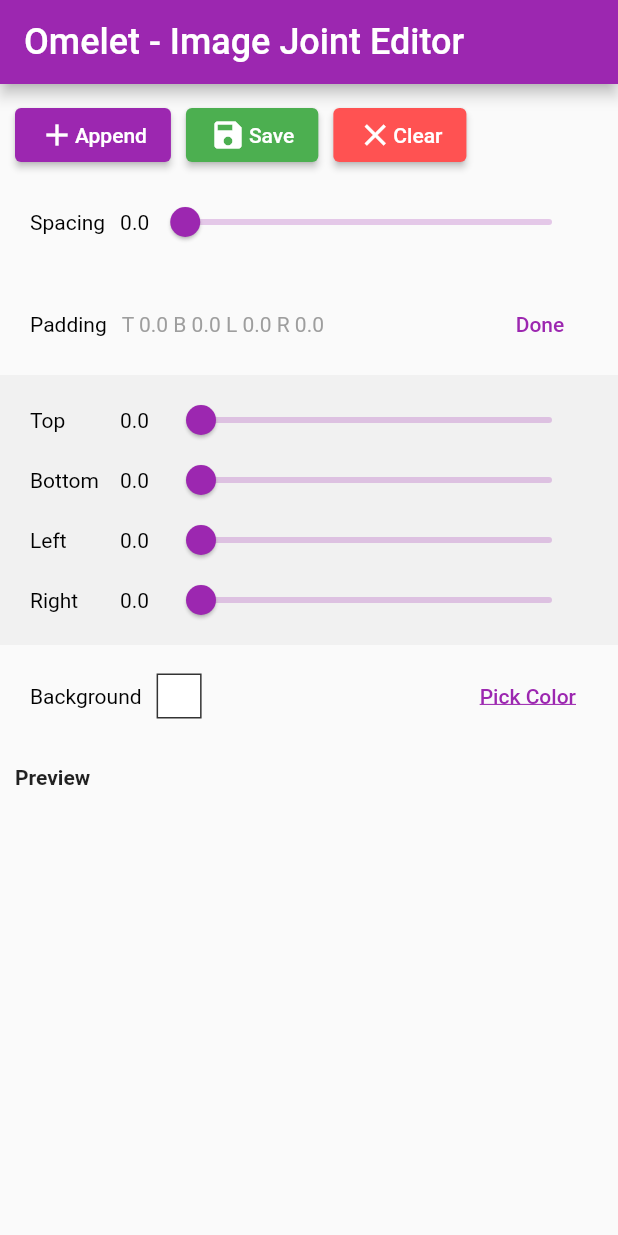
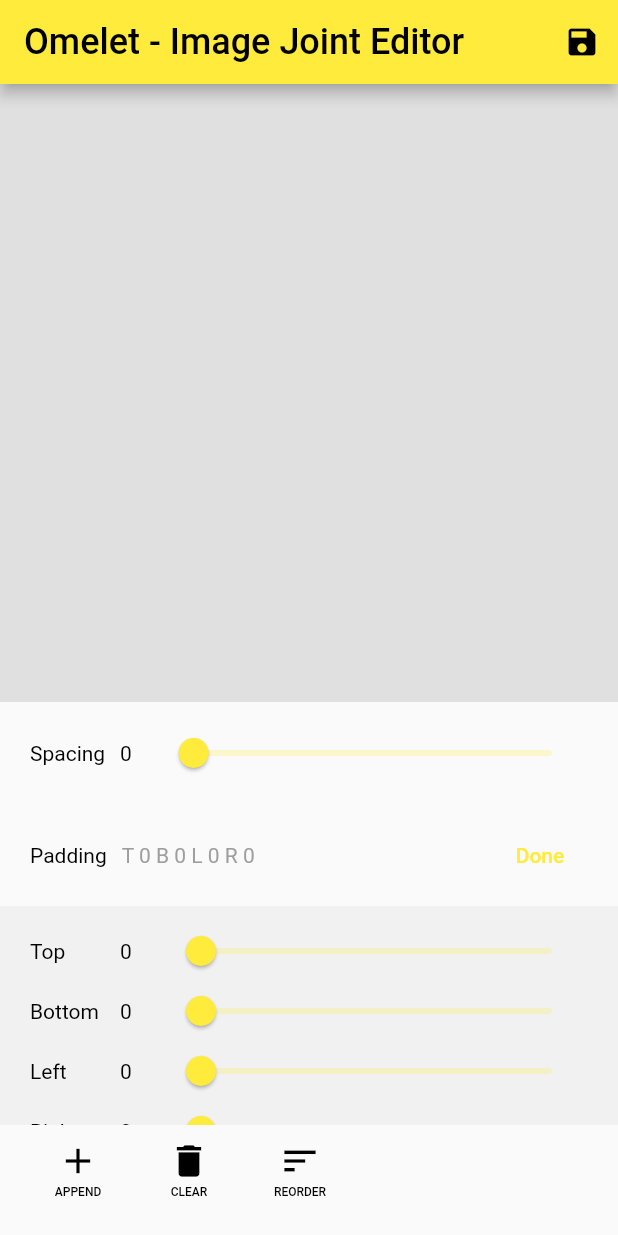
Before and after one commit to oloshe/omelet-flutter, a Flutter app: the screen it shows after launch, after a tap on "Edit", on a phone screen of 412 x 824 dp. Run offline on Flutter 3.47's test engine with Material 2 defaults, Android fonts, the light colour scheme and no system bars; our stand-ins replace flutter_colorpicker, google_fonts, image_gallery_saver, image_picker, permission_handler; missing offline and left inert: flutter_reorderable_grid_view; Roboto replaces fonts that are missing (Ma Shan Zheng).

Commit message:
ui refactor & reorder page

```diff
--- a/lib/common/r.dart
+++ b/lib/common/r.dart
@@ -3,9 +3,11 @@
 /// 方便设置文字颜色和大小
 /// Text("字符串", style: R.sc(20, Colors.white));
 /// Text("字符串", style: R.sc(20, Colors.white) | TextStyle(height: 2);
-class R {
-  R._();
+class Ts {
+  Ts._();
 
+  static const TextStyle s8 = TextStyle(fontSize: 8);
+  static const TextStyle s9 = TextStyle(fontSize: 9);
   static const TextStyle s10 = TextStyle(fontSize: 10);
   static const TextStyle s11 = TextStyle(fontSize: 11);
   static const TextStyle s12 = TextStyle(fontSize: 12);
@@ -82,7 +84,7 @@
 
 extension TextStyleExt on TextStyle {
   /// 方便合并 TextStyle
-  /// [R.s26] | [R.white]
+  /// [Ts.s26] | [Ts.white]
   /// 等价于
   /// TextStyle(fontSize: 26.rpx).merge(TextStyle(color: Colors.white))
   TextStyle operator |(TextStyle style) => merge(style);
--- a/lib/main.dart
+++ b/lib/main.dart
@@ -23,7 +23,7 @@
     return MaterialApp(
       title: 'Flutter Demo',
       theme: ThemeData(
-        primarySwatch: Colors.purple,
+        primarySwatch: Colors.yellow,
       ),
       debugShowCheckedModeBanner: false,
       home: ScreenAdaptor(
--- a/lib/pages/image_joint/image_editor_painter.dart
+++ b/lib/pages/image_joint/image_editor_painter.dart
@@ -3,6 +3,7 @@
 import 'dart:ui' as ui;
 
 import 'package:flutter/material.dart';
+import 'package:image_picker/image_picker.dart';
 
 class ImageEditorPainter extends CustomPainter {
   ImageEditorPainterController controller;
@@ -22,13 +23,13 @@
 
   @override
   bool shouldRepaint(covariant CustomPainter oldDelegate) {
-    return controller.images.length !=
-        (oldDelegate as ImageEditorPainter).controller.images.length;
+    return controller.items.length !=
+        (oldDelegate as ImageEditorPainter).controller.items.length;
   }
 }
 
 class ImageEditorPainterController with ChangeNotifier {
-  List<ui.Image> images = [];
+  List<JointItem> items = [];
 
   /// 是否是水平
   bool isHorizontal = false;
@@ -47,12 +48,12 @@
 
   /// 宽度
   double getWidth() {
-    if (images.isEmpty) {
+    if (items.isEmpty) {
       return 0;
     }
     if (isHorizontal) {
       final dh = getHeight();
-      final totalWidth = images.map((e) {
+      final totalWidth = items.map((e) {
         final scale = e.height / dh;
         return e.width / scale;
       }).reduce((a, b) => a + b);
@@ -64,14 +65,14 @@
 
   /// 高度
   double getHeight() {
-    if (images.isEmpty) {
+    if (items.isEmpty) {
       return 0;
     }
     if (isHorizontal) {
       return _maxImgHeight;
     } else {
       final dw = getWidth() - padding.left - padding.right;
-      final totalHeight = images.map((e) {
+      final totalHeight = items.map((e) {
         final scale = e.width / dw;
         return e.height / scale;
       }).reduce((a, b) => a + b);
@@ -80,23 +81,29 @@
   }
 
   /// 总共的间隙
-  double get totalSpacing => spacing * (images.length - 1);
+  double get totalSpacing => spacing * (items.length - 1);
 
   _updateMaxImgSize() {
-    _maxImgWidth = images.map((e) => e.width).reduce(max).toDouble();
-    _maxImgHeight = images.map((e) => e.height).reduce(max).toDouble();
+    _maxImgWidth = items.map((e) => e.width).reduce(max).toDouble();
+    _maxImgHeight = items.map((e) => e.height).reduce(max).toDouble();
   }
 
   /// 添加一张图片
-  appendImage(ui.Image img) {
-    images.add(img);
+  void appendImage() async {
+    final picker = ImagePicker();
+    final ret = await picker.pickMultiImage();
+    for (var file in ret) {
+      final bytes = await file.readAsBytes();
+      final img = await ImageEditorPainter.loadImage(bytes);
+      items.add(JointItem.image(img, bytes, UniqueKey()));
+    }
     _updateMaxImgSize();
     notifyListeners();
   }
 
   /// 清除所有
   clear() {
-    images.clear();
+    items.clear();
     _updateMaxImgSize();
     notifyListeners();
   }
@@ -134,19 +141,19 @@
   }
 
   void paint(Canvas canvas, Size size) {
-    if (images.isEmpty) {
+    if (items.isEmpty) {
       return;
     }
-    double maxWidth = images.map((e) => e.width).reduce(max).toDouble();
-    double maxHeight = images.map((e) => e.height).reduce(max).toDouble();
+    double maxWidth = items.map((e) => e.width).reduce(max).toDouble();
+    double maxHeight = items.map((e) => e.height).reduce(max).toDouble();
     double currTop = padding.top;
     double currLeft = padding.left;
     final bgPaint = Paint()..color = bgColor;
     final bgRect = Rect.fromLTWH(0, 0, getWidth(), getHeight());
     canvas.drawRect(bgRect, bgPaint);
-    for (var img in images) {
-      final w = img.width.toDouble();
-      final h = img.height.toDouble();
+    for (var item in items) {
+      final w = item.width.toDouble();
+      final h = item.height.toDouble();
       final Rect src = Rect.fromLTWH(0, 0, w, h);
       late final Rect dest;
       if (isHorizontal) {
@@ -160,7 +167,7 @@
         dest = Rect.fromLTWH(currLeft, currTop, maxWidth, dh);
         currTop += dh + spacing;
       }
-      canvas.drawImageRect(img, src, dest, Paint());
+      item.drawImageRect(canvas, src, dest, Paint());
     }
   }
 
@@ -176,4 +183,53 @@
     final pngBytes = await img.toByteData(format: ui.ImageByteFormat.png);
     return Uint8List.view(pngBytes!.buffer);
   }
+
+  void applyReorder(List<JointItem> newList) {
+    assert(items.length == newList.length);
+    items = newList;
+    notifyListeners();
+  }
 }
+
+enum JointType {
+  image,
+}
+
+class JointItem {
+  final JointType type;
+  // image
+  final ui.Image? image;
+  final Uint8List? imageData;
+
+  final Key key;
+  const JointItem.image(ui.Image img, Uint8List data, this.key)
+      : image = img,
+        imageData = data,
+        type = JointType.image;
+
+  int get height {
+    switch(type) {
+      case JointType.image: {
+        return image!.height;
+      }
+    }
+  }
+  int get width {
+    switch(type) {
+      case JointType.image: {
+        return image!.width;
+      }
+    }
+  }
+
+  void drawImageRect(Canvas canvas, Rect src, Rect dest, Paint paint) {
+    if (image != null) {
+      canvas.drawImageRect(image!, src, dest, paint);
+    }
+  }
+
+  @override
+  String toString() {
+    return 'JoinItem($type)';
+  }
+}
--- a/lib/pages/image_joint/image_joint_page.dart
+++ b/lib/pages/image_joint/image_joint_page.dart
@@ -6,17 +6,23 @@
 import 'package:image_gallery_saver/image_gallery_saver.dart';
 import 'package:image_picker/image_picker.dart';
 import 'package:omelet/common/index.dart';
+import 'package:omelet/pages/image_joint/image_reorder_page.dart';
 import 'package:omelet/widgets/cell.dart';
 import 'package:permission_handler/permission_handler.dart';
 import 'package:provider/provider.dart';
 
-class ImageJointPage extends StatelessWidget {
+class ImageJointPage extends StatefulWidget {
   const ImageJointPage({Key? key}) : super(key: key);
 
   @override
-  Widget build(BuildContext context) {
+  State<ImageJointPage> createState() => _ImageJointPageState();
+}
+
+class _ImageJointPageState extends State<ImageJointPage> {
   ImageEditorPainterController controller = ImageEditorPainterController();
   ImageJointPageController state = ImageJointPageController();
+  @override
+  Widget build(BuildContext context) {
     return Scaffold(
       appBar: AppBar(
         title: Text(
@@ -27,82 +33,74 @@
             ),
           ),
         ),
+        actions: [
+          IconButton(
+            onPressed: save,
+            icon: const Icon(Icons.save),
           ),
-      body: MultiProvider(
+        ],
+      ),
+      body: Theme(
+        data: Theme.of(context).copyWith(
+          primaryColor: Colors.blue,
+          secondaryHeaderColor: Colors.blue,
+        ),
+        child: MultiProvider(
           providers: [
             ChangeNotifierProvider.value(value: controller),
             ChangeNotifierProvider.value(value: state),
           ],
           builder: (context, child) {
-          return SingleChildScrollView(
-            child: SizedBox(
+            final viewerHeight = ScreenAdaptor.screenHeight / 2;
+            return SizedBox(
               width: double.infinity,
               child: Column(
                 children: <Widget>[
-                  Padding(
-                    padding: const EdgeInsets.only(
-                      top: 10,
-                      left: 10,
-                      right: 10,
-                    ),
-                    child: Row(
-                      children: [
-                        ElevatedButton(
-                          onPressed: () async {
-                            final picker = ImagePicker();
-                            final ret = await picker.pickMultiImage();
-                            for (var file in ret) {
-                              final list = await file.readAsBytes();
-                              final img =
-                                  await ImageEditorPainter.loadImage(list);
-                              controller.appendImage(img);
-                            }
+                  InteractiveViewer(
+                    panEnabled: false,
+                    child: SizedBox(
+                      height: viewerHeight,
+                      width: double.infinity,
+                      child: ColoredBox(
+                        color: Colors.grey.shade300,
+                        child: Center(
+                          child:
+                              Selector<ImageEditorPainterController, ui.Size>(
+                            selector: (_, controller) {
+                              return ui.Size(controller.getWidth(),
+                                  controller.getHeight());
                             },
-                          child: Row(
-                            children: const [
-                              Icon(Icons.add),
-                              Text("Append"),
-                            ],
+                            builder: (context, value, child) {
+                              final isHorizontal = value.width > value.height;
+                              final scaleW =
+                                  ScreenAdaptor.screenWidth / value.width;
+                              final scaleH = value.width == 0
+                                  ? 1.0
+                                  : viewerHeight / value.height;
+                              final scale = value.width == 0
+                                  ? 1.0
+                                  : (isHorizontal ? scaleW : scaleH);
+                              return Transform.scale(
+                                scale: scale,
+                                origin: Offset.zero,
+                                alignment: Alignment.topLeft,
+                                child: CustomPaint(
+                                  size: value * scale,
+                                  painter: ImageEditorPainter(
+                                    controller: controller,
                                   ),
                                 ),
-                        const SizedBox(width: 10),
-                        ElevatedButton(
-                          onPressed: () async {
-                            var status = await Permission.storage.status;
-                            if (!status.isGranted) {
-                              await Permission.storage.request();
-                            }
-                            final img = await controller.export();
-                            await ImageGallerySaver.saveImage(img);
+                              );
                             },
-                          style: const ButtonStyle(
-                            backgroundColor:
-                                MaterialStatePropertyAll(Colors.green),
-                          ),
-                          child: Row(
-                            children: const [
-                              Icon(Icons.save),
-                              SizedBox(width: 2),
-                              Text("Save"),
-                            ],
                           ),
                         ),
-                        const SizedBox(width: 10),
-                        ElevatedButton(
-                          onPressed: () {
-                            controller.clear();
-                          },
-                          style: const ButtonStyle(
-                            backgroundColor:
-                                MaterialStatePropertyAll(Colors.redAccent),
-                          ),
-                          child: Row(
-                            children: const [Icon(Icons.clear), Text("Clear")],
                       ),
                     ),
-                      ],
                   ),
-                  ),
+                  Expanded(
+                    child: SingleChildScrollView(
+                      child: Column(
+                        children: [
                           Selector<ImageEditorPainterController, double>(
                             selector: (context, val) => val.spacing,
                             builder: (context, val, child) {
@@ -110,12 +108,15 @@
                                 leading: const Text("Spacing"),
                                 title: Row(
                                   children: [
-                            Text(val.toStringAsFixed(1)),
+                                    SizedBox(
+                                      width: 25,
+                                      child: Text(val.toInt().toString()),
+                                    ),
                                     Expanded(
                                       child: Slider(
                                         value: val,
                                         min: 0,
-                                max: 50,
+                                        max: 200,
                                         onChanged: (val) {
                                           controller.setSpacing(val);
                                         },
@@ -132,16 +133,18 @@
                               return Cell(
                                 leading: const Text('Padding'),
                                 title: Text(
-                          'T ${val.top.toStringAsFixed(1)} '
-                          'B ${val.bottom.toStringAsFixed(1)} '
-                          'L ${val.left.toStringAsFixed(1)} '
-                          'R ${val.right.toStringAsFixed(1)}',
+                                  'T ${val.top.toInt().toString()} '
+                                  'B ${val.bottom.toInt().toString()} '
+                                  'L ${val.left.toInt().toString()} '
+                                  'R ${val.right.toInt().toString()}',
                                   style: const TextStyle(
                                     color: Colors.grey,
                                   ),
                                 ),
-                        trailing: Selector<ImageJointPageController, bool>(
-                            selector: (_, val) => val.paddingEditing,
+                                trailing:
+                                    Selector<ImageJointPageController, bool>(
+                                        selector: (_, val) =>
+                                            val.paddingEditing,
                                         builder: (context, show, child) {
                                           if (show) {
                                             return TextButton(
@@ -171,24 +174,29 @@
                               return ColoredBox(
                                 color: const Color(0xfff1f1f1),
                                 child: Padding(
-                          padding: EdgeInsets.symmetric(vertical: 10),
-                          child: Selector<ImageEditorPainterController, EdgeInsets>(
+                                  padding:
+                                      const EdgeInsets.symmetric(vertical: 10),
+                                  child: Selector<ImageEditorPainterController,
+                                      EdgeInsets>(
                                     selector: (_, val) => val.padding,
                                     builder: (context, pad, child) {
                                       return Column(
                                         children: [
                                           _padCell('Top', pad.top, (val) {
-                                    controller.setPadding(pad.copyWith(top: val));
+                                            controller.setPadding(
+                                                pad.copyWith(top: val));
                                           }),
                                           _padCell('Bottom', pad.bottom, (val) {
-                                    controller
-                                        .setPadding(pad.copyWith(bottom: val));
+                                            controller.setPadding(
+                                                pad.copyWith(bottom: val));
                                           }),
                                           _padCell('Left', pad.left, (val) {
-                                    controller.setPadding(pad.copyWith(left: val));
+                                            controller.setPadding(
+                                                pad.copyWith(left: val));
                                           }),
                                           _padCell('Right', pad.right, (val) {
-                                    controller.setPadding(pad.copyWith(right: val));
+                                            controller.setPadding(
+                                                pad.copyWith(right: val));
                                           }),
                                         ],
                                       );
@@ -201,11 +209,12 @@
                           Cell(
                             leading: const Text(
                               "Background",
-                      style: R.s14,
+                              style: Ts.s14,
                             ),
                             title: Align(
                               alignment: Alignment.centerLeft,
-                      child: Selector<ImageEditorPainterController, Color>(
+                              child:
+                                  Selector<ImageEditorPainterController, Color>(
                                 selector: (_, val) => val.bgColor,
                                 builder: (_, color, child) => DecoratedBox(
                                   decoration: BoxDecoration(
@@ -222,6 +231,69 @@
                             ),
                             trailing: TextButton(
                               onPressed: () {
+                                pickColor(context, controller);
+                              },
+                              child: const Text(
+                                'Pick Color',
+                                style: TextStyle(
+                                  decoration: TextDecoration.underline,
+                                ),
+                              ),
+                            ),
+                          ),
+                        ],
+                      ),
+                    ),
+                  ),
+                  Padding(
+                    padding: const EdgeInsets.only(
+                      left: 20,
+                      right: 20,
+                      bottom: 15,
+                    ),
+                    child: SafeArea(
+                      bottom: true,
+                      child: Row(
+                        children: [
+                          _BottomBtn(
+                            backgroundColor: Colors.blue,
+                            icon: Icons.add,
+                            text: 'APPEND',
+                            onPressed: controller.appendImage,
+                          ),
+                          const SizedBox(width: 10),
+                          _BottomBtn(
+                            backgroundColor: Colors.red,
+                            icon: Icons.delete,
+                            onPressed: controller.clear,
+                            text: 'CLEAR',
+                          ),
+                          const SizedBox(width: 10),
+                          _BottomBtn(
+                            backgroundColor: Colors.cyan,
+                            icon: Icons.sort,
+                            onPressed: () =>
+                                showReorderPage(context, controller),
+                            text: 'REORDER',
+                          ),
+                        ],
+                      ),
+                    ),
+                  ),
+                ],
+              ),
+            );
+          },
+        ),
+      ),
+    );
+  }
+
+  /// 选取颜色
+  void pickColor(
+    BuildContext context,
+    ImageEditorPainterController controller,
+  ) {
     Color selectColor = controller.bgColor;
     showDialog(
       context: context,
@@ -248,58 +320,30 @@
         );
       },
     );
-                      },
-                      child: const Text(
-                        'Pick Color',
-                        style: TextStyle(
-                          decoration: TextDecoration.underline,
-                        ),
-                      ),
-                    ),
-                  ),
-                  const Padding(
-                    padding: EdgeInsets.only(left: 10),
-                    child: SizedBox(
-                      height: 40,
-                      child: Align(
-                        alignment: Alignment.centerLeft,
-                        child: Text(
-                          "Preview",
-                          style: TextStyle(
-                            fontWeight: FontWeight.bold,
-                          ),
-                        ),
-                      ),
-                    ),
-                  ),
-                  Selector<ImageEditorPainterController, ui.Size>(
-                    selector: (context, val) {
-                      return ui.Size(val.getWidth(), val.getHeight());
-                    },
-                    builder: (context, value, child) {
-                      final scale = value.width == 0
-                          ? 1.0
-                          : ScreenAdaptor.screenWidth / value.width;
-                      return Transform.scale(
-                        scale: scale,
-                        origin: Offset.zero,
-                        alignment: Alignment.topLeft,
-                        child: CustomPaint(
-                          size: value * scale,
-                          painter: ImageEditorPainter(
-                            controller: controller,
+  }
+
+  /// 显示重牌页面
+  void showReorderPage(
+    BuildContext context,
+    ImageEditorPainterController controller,
+  ) {
+    Navigator.of(context).push(
+      MaterialPageRoute(
+        builder: (context) => ImageReorderPage(
+          controller,
         ),
       ),
     );
-                    },
-                  ),
-                ],
-              ),
-            ),
-          );
-        },
-      ),
-    );
+  }
+
+  /// 保存
+  void save() async {
+    var status = await Permission.storage.status;
+    if (!status.isGranted) {
+      await Permission.storage.request();
+    }
+    final img = await controller.export();
+    await ImageGallerySaver.saveImage(img);
   }
 
   Cell _padCell(
@@ -317,13 +361,13 @@
         children: [
           SizedBox(
             width: 30,
-            child: Text(paddingVal.toStringAsFixed(1)),
+            child: Text(paddingVal.toInt().toString()),
           ),
           Expanded(
             child: Slider(
               value: paddingVal,
               min: 0,
-              max: 50,
+              max: 200,
               onChanged: onChanged,
             ),
           ),
@@ -346,3 +390,40 @@
     notifyListeners();
   }
 }
+
+class _BottomBtn extends StatelessWidget {
+  final VoidCallback? onPressed;
+  final IconData icon;
+  final String text;
+  final Color? backgroundColor;
+
+  const _BottomBtn({
+    Key? key,
+    this.onPressed,
+    required this.icon,
+    this.backgroundColor,
+    required this.text,
+  }) : super(key: key);
+
+  @override
+  Widget build(BuildContext context) {
+    return ElevatedButton(
+      onPressed: onPressed,
+      style: ButtonStyle(
+        backgroundColor: MaterialStateProperty.all(Colors.transparent),
+        shadowColor: MaterialStateProperty.all(Colors.transparent),
+        padding: MaterialStateProperty.all(
+          const EdgeInsets.symmetric(vertical: 10, horizontal: 10),
+        ),
+        shape: MaterialStateProperty.all(const CircleBorder()),
+      ),
+      child: Column(
+        children: [
+          Icon(icon, size: 28),
+          const SizedBox(height: 2),
+          Text(text, style: Ts.s8),
+        ],
+      ),
+    );
+  }
+}
--- a/lib/widgets/cell.dart
+++ b/lib/widgets/cell.dart
@@ -54,7 +54,7 @@
 
   @override
   Widget build(BuildContext context) {
-    final titleTextStyle = R.black | R.s14;
+    final titleTextStyle = Ts.black | Ts.s14;
     final padding_ = padding ??
         const EdgeInsets.symmetric(
           horizontal: 20,
@@ -66,7 +66,7 @@
         children: [
           if (leading != null)
             DefaultTextStyle(
-              style: R.s14 | R.black,
+              style: Ts.s14 | Ts.black,
               child: leading!,
             ),
           if (leading != null) const SizedBox(width: 10),
```
Also changed, not shown: lib/pages/image_joint/image_reorder_page.dart (added, +94 -0 lines). Lines whose indentation alone changed are shown as unchanged.
